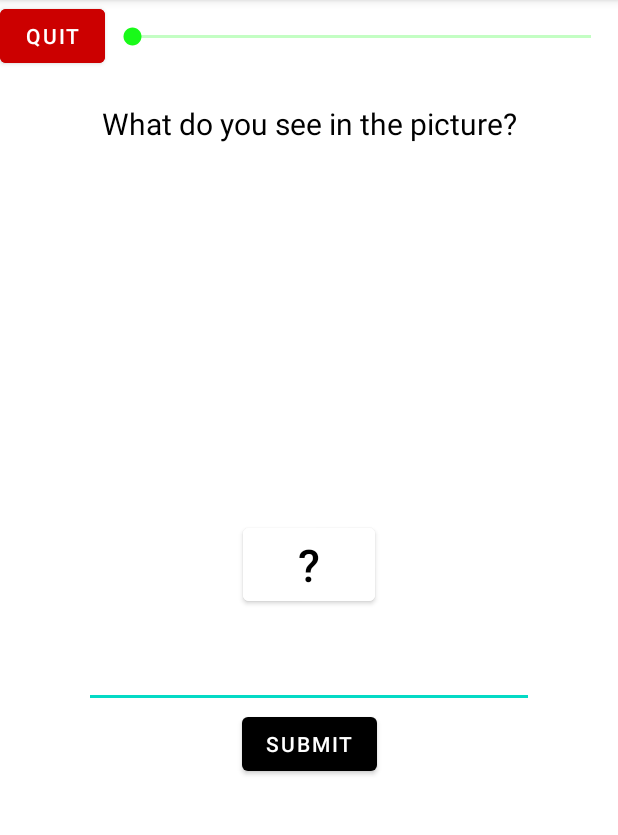
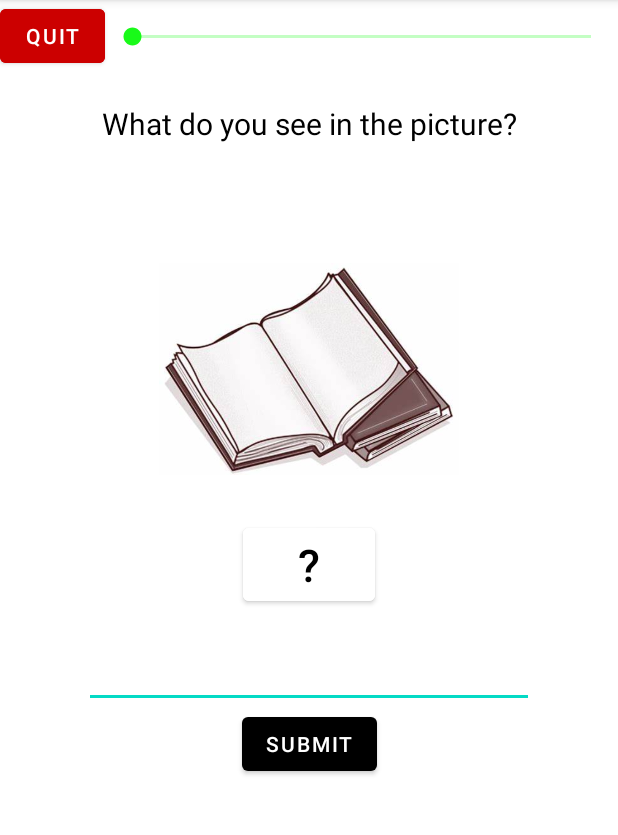
Before and after one commit to user7623/secunda-lingua, an Android app: the VocabularyActivity screen opened directly, with no data from a screen before it, after a tap on "SUBMIT", on a phone screen of 412 x 824 dp, the part 84-919 px from its top. Run offline under Robolectric (Android 15) with nearby library versions, the phone set to English and light mode, and no system bars.

Commit message:
"vocabulary finished"

```diff
--- a/app/src/main/java/com/example/diplomska/VocabularyActivity.java
+++ b/app/src/main/java/com/example/diplomska/VocabularyActivity.java
@@ -2,42 +2,85 @@ package com.example.diplomska;
 
 import android.content.Intent;
 import android.os.Bundle;
+import android.os.CountDownTimer;
+import android.util.Log;
+import android.view.Gravity;
+import android.view.LayoutInflater;
 import android.view.View;
+import android.view.ViewGroup;
 import android.widget.Button;
+import android.widget.EditText;
 import android.widget.ImageView;
+import android.widget.SeekBar;
 import android.widget.TextView;
 import android.widget.Toast;
 
 import androidx.annotation.Nullable;
 import androidx.appcompat.app.AppCompatActivity;
 
+import java.util.ArrayList;
+
+import static com.example.diplomska.translations.getImagesIdsGlobal;
+
 public class VocabularyActivity extends AppCompatActivity {
-
+    private int questionNumber = 0;
+    String[] imagesList;
     int currentQuestionNumber = 1;
     int points = 0;
     String hintString = "";
+    ImageView theImageView;
+    TextView resultTextView;
+    Button quitButton;
+    Button submitButton;
+    Button questionMarkButton;
+    EditText answer;
+    SeekBar seekBar;
+    int seekBarProgress = 0;
+    boolean correctAnswerFlag = true;
+
     @Override
     protected void onCreate(@Nullable Bundle savedInstanceState) {
         super.onCreate(savedInstanceState);
         setContentView(R.layout.activity_vocabulary);
         //TODO: povik do databaza
         //TODO: inicijalni vrednosti za promenlivite
-        Button questionMarkButton = (Button) findViewById(R.id.questionMarkButtonVocabulary);
-        Button submitButton = (Button) findViewById(R.id.vocabularySubmitButton);
-        Button quitButton = (Button) findViewById(R.id.quitButtonOnVocabulary);
-        TextView resultTextView = (TextView) findViewById(R.id.correctIncorrectTextViewVocabulary);
-        ImageView theImageView = (ImageView) findViewById(R.id.vocabularyPicture);
+        questionMarkButton = (Button) findViewById(R.id.questionMarkButtonVocabulary);
+        submitButton = (Button) findViewById(R.id.vocabularySubmitButton);
+        quitButton = (Button) findViewById(R.id.quitButtonOnVocabulary);
+        resultTextView = (TextView) findViewById(R.id.correctIncorrectTextViewVocabulary);
+        theImageView = (ImageView) findViewById(R.id.vocabularyPicture);
+        answer = (EditText) findViewById(R.id.vocabularyEditTextAnswer);
+        imagesList = getImagesIdsGlobal();
+        seekBar = (SeekBar) findViewById(R.id.seekBarVocabulary);
 
+        seekBar.setOnSeekBarChangeListener(new SeekBar.OnSeekBarChangeListener() {
+            @Override
+            public void onProgressChanged(SeekBar seekBar, int progress, boolean fromUser) {
+                seekBar.setProgress(seekBarProgress);
+            }
+
+            @Override
+            public void onStartTrackingTouch(SeekBar seekBar) {
+
+            }
+
+            @Override
+            public void onStopTrackingTouch(SeekBar seekBar) {
+
+            }
+        });
         questionMarkButton.setOnClickListener(new View.OnClickListener() {
             @Override
             public void onClick(View v) {
+                hintString = imagesList[questionNumber];
                 Toast.makeText(VocabularyActivity.this, hintString, Toast.LENGTH_SHORT).show();
             }
         });
         submitButton.setOnClickListener(new View.OnClickListener() {
             @Override
             public void onClick(View v) {
-                //TODO: kod za proverka na vnesewniot odgovor
+                Log.d("info: ", "entered onClick");
+                checkAnswerFunction();
             }
         });
         quitButton.setOnClickListener(new View.OnClickListener() {
@@ -47,6 +90,90 @@ public class VocabularyActivity extends AppCompatActivity {
                 startActivity(quitVocabularyIntent);
             }
         });
+        giveQuestionFunc();
+    }
+
+    public void giveQuestionFunc() {
+        Log.d("info:", "setting question, question number is" + questionNumber);
+        Log.e("images names ", imagesList[questionNumber] + imagesList[questionNumber + 1] + imagesList[questionNumber + 2]);
+
+        String imageName = imagesList[questionNumber];
+        String imageLocation = "drawable/" + imageName;
+        int id = getResources().getIdentifier(imageLocation, "id", "com.example.diplomska");
+        theImageView.setImageResource(id);
+    }
+
+    private void nextQuestionFunc() {
+        questionNumber++;
+        giveQuestionFunc();
+        //questionText.setText(questionsList.get(questionNumber));
 
     }
+
+    public void checkAnswerFunction() {
+        Log.d("info: ", "entered checkAnswerFunction");
+
+        //TODO: kod za proverka na odgovorot
+
+        String answerGiven = answer.getText().toString();
+        String answerRequired = imagesList[questionNumber];
+
+        Log.d("info: ", answerGiven + answerRequired);
+        if (answerGiven.toLowerCase().equals(answerRequired.toLowerCase())) {
+            seekBarProgress = seekBarProgress + 10;
+            seekBar.setProgress(seekBarProgress);
+            correctAnswerFlag = true;
+            showCorrectToast();
+        } else {
+            if (seekBarProgress >= 10)
+            {
+                seekBarProgress = seekBarProgress - 10;
+            }else{
+                seekBarProgress = 0;
+            }
+            seekBar.setProgress(seekBarProgress);
+            correctAnswerFlag = false;
+            showWrongToast();
+        }
+        new CountDownTimer(3500, 1000) {
+            public void onFinish() {
+                Log.e("next question:" , ".............................................");
+                nextQuestionFunc();
+            }
+            public void onTick(long millisUntilFinished) {
+
+            }
+        }.start();
+    }
+    private void showCorrectToast()
+    {
+        LayoutInflater inflater = getLayoutInflater();
+        View layout = inflater.inflate(R.layout.correct_answer_toast_layout, (ViewGroup) findViewById(R.id.correct_toast_root));
+        ImageView toastImage = layout.findViewById(R.id.correct_toast_image);
+        toastImage.setImageResource(R.drawable.ic_baseline_emoji_emotions_24);
+        Toast toast = new Toast(getApplicationContext());
+        toast.setGravity(Gravity.CENTER, 0, 0);
+        toast.setDuration(Toast.LENGTH_LONG);
+        toast.setView(layout);
+        toast.show();
+    }
+    private void showWrongToast()
+    {
+        LayoutInflater inflater = getLayoutInflater();
+        View layout = inflater.inflate(R.layout.wrong_answer_toast_layout, (ViewGroup) findViewById(R.id.wrong_toast_root));
+        ImageView toastImage = layout.findViewById(R.id.wrong_toast_image);
+        toastImage.setImageResource(R.drawable.incorect_smiley);
+        Toast toast = new Toast(getApplicationContext());
+        toast.setGravity(Gravity.CENTER, 0, 0);
+        toast.setDuration(Toast.LENGTH_LONG);
+        toast.setView(layout);
+        toast.show();
+    }
+    private void endCourseFunc()
+    {
+        Log.d("info", "ending translate activity --------------------------------------");
+        Intent endTranslateActivity = new Intent(VocabularyActivity.this, MainActivity.class);
+        startActivity(endTranslateActivity);
+    }
+
 }
--- a/app/src/main/java/com/example/diplomska/translations.java
+++ b/app/src/main/java/com/example/diplomska/translations.java
@@ -9,6 +9,12 @@ public class translations {
             "jas imam 20 godini", "Jas ziveam vo London" , "Jas sum gladen" , "Jas sum zeden" , "Kade e zeleznickata stanica" , "Ubavo vreme"};
     public static String[] alternativeTranslationsarrayGlobal = new String[]{"Zdravo", "Prijatno", "prijatna vecer" , "Moeto ime e John Smith" ,
     "jas sum 20 godini star" , "Ziveam vo London" , "Gladen sum" , "Zeden sum" , "Kade e zeleznickata" , "Prijatno vreme"};
+
+    public static String[] imagesIdsGlobal = new String[]{"book" , "car" , "cat", "dog" , "food" , "house" , "pc" ,
+            "pencil" , "phone" , "phone"};
+
+
+    public static String[] getImagesIdsGlobal(){return imagesIdsGlobal;}
 
     public static String[] getSentencesArrayGlobal() {
         return sentencesArrayGlobal;
```
Also changed, not shown: app/src/main/java/com/example/diplomska/TranslateActivity.java (+14 -2 lines), app/src/main/res/drawable/book.jpg (added), app/src/main/res/drawable/car.jpg, app/src/main/res/drawable/cat.jpg (added), app/src/main/res/drawable/dog.jpg (added), app/src/main/res/drawable/doggo.jpg (deleted), app/src/main/res/drawable/food.jpg (added), app/src/main/res/drawable/house.jpg (added), app/src/main/res/drawable/pc.jpg (added), app/src/main/res/drawable/phone.jpg (added).
